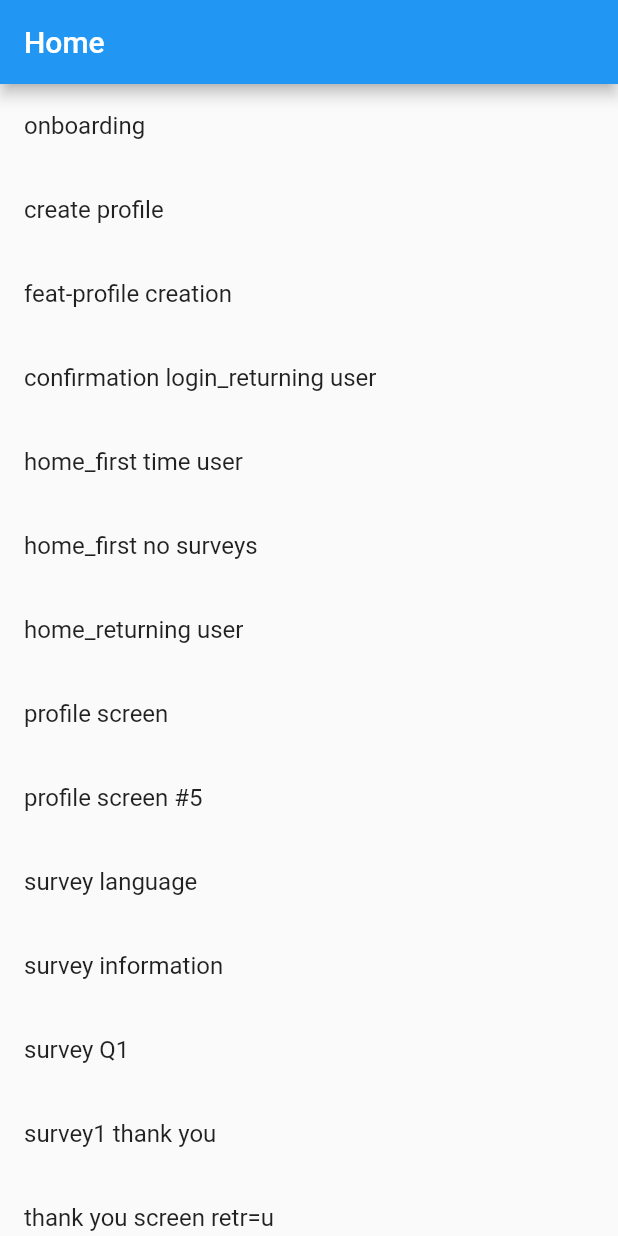
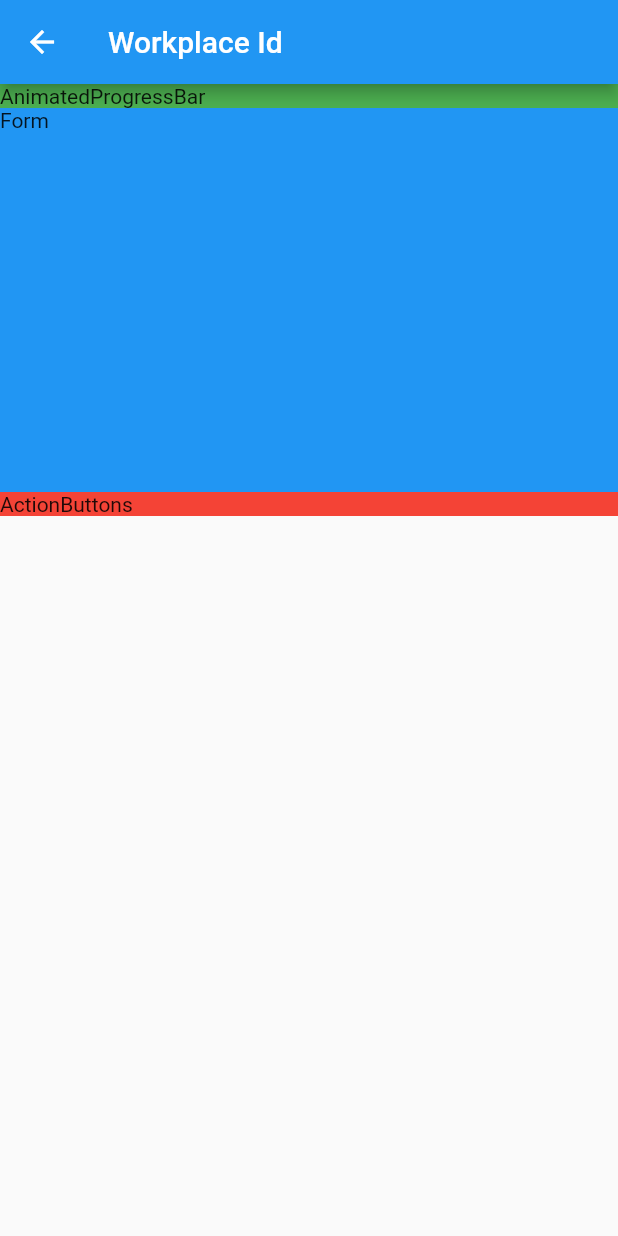
Before and after one commit to slavefreetrade/libertas_people, a Flutter app: the screen it shows after launch, after a tap on "feat-profile creation", on a phone screen of 412 x 824 dp. Run offline on Flutter 3.47's test engine with Material 2 defaults, Android fonts, the phone set to English and light mode, and no system bars.

Commit message:
Creating Workplace Page

```diff
--- /dev/null
+++ b/lib/pages/profile_creation/view.dart
@@ -0,0 +1,36 @@
+import 'package:flutter/material.dart';
+
+class ProfileCreationView extends StatelessWidget {
+  @override
+  Widget build(BuildContext context) {
+    return Scaffold(
+      appBar: AppBar(title: Text('Workplace Id')),
+      body: SafeArea(
+        bottom: false,
+        child: Column(
+          crossAxisAlignment: CrossAxisAlignment.stretch,
+          children: [
+            Flexible(
+              child: Container(
+                color: Colors.green,
+                child: Text('AnimatedProgressBar'),
+              ),
+            ),
+            Expanded(
+              child: Container(
+                color: Colors.blue,
+                child: Text('Form'),
+              ),
+            ),
+            Flexible(
+              child: Container(
+                color: Colors.red,
+                child: Text('ActionButtons'),
+              ),
+            ),
+          ],
+        ),
+      ),
+    );
+  }
+}
--- a/lib/pages/ui_development_page.dart
+++ b/lib/pages/ui_development_page.dart
@@ -1,4 +1,5 @@
 import 'package:flutter/material.dart';
+import 'package:libertaspeople/pages/profile_creation/view.dart';
 
 class UIDevelopmentPage extends StatefulWidget {
   @override
@@ -28,11 +29,10 @@ class _UIDevelopmentPageState extends State<UIDevelopmentPage> {
             ),
             ListTile(
               title: Text("feat-profile creation"),
-              onTap: () {
-                print("nav to workplace id page");
-              },
+              onTap: () => Navigator.of(context).push(MaterialPageRoute(
+                builder: (_) => ProfileCreationView(),
+              )),
             ),
-
             ListTile(
               title: Text("confirmation login_returning user"),
               onTap: () {
```
